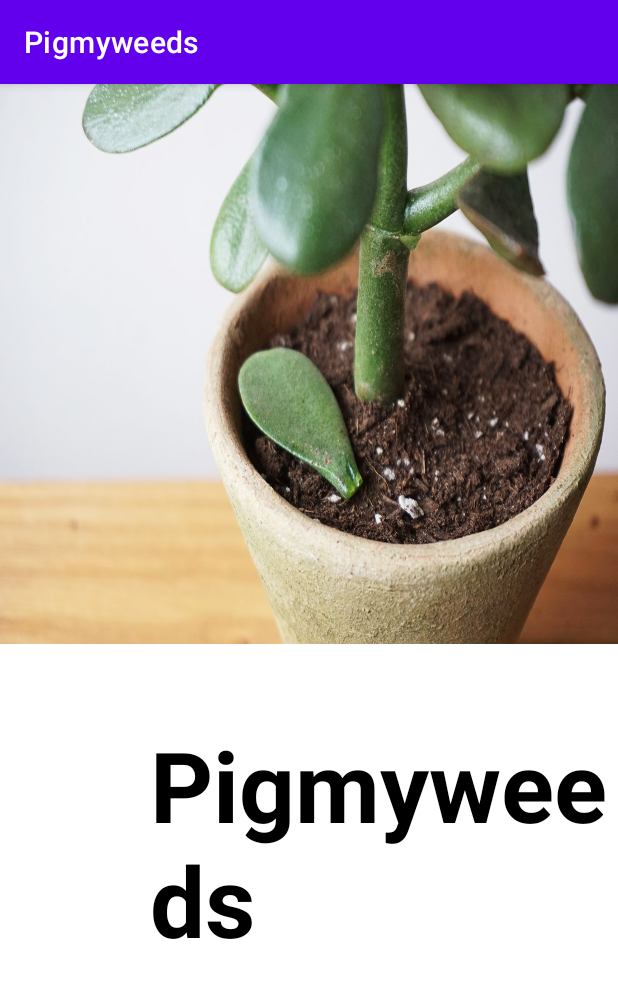
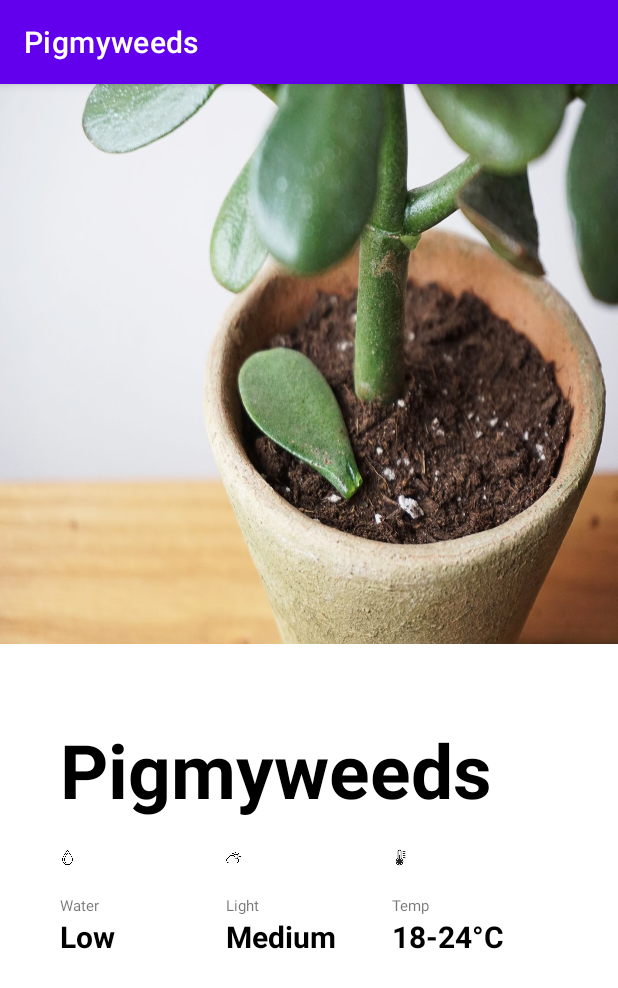
Before and after one commit to imercedeh/MobileNet_P1, an Android app: the screen it shows after launch (MainActivity), on a phone screen of 412 x 824 dp. Shown: the top 988 px of the screen. Run offline under Robolectric (Android 15) with nearby library versions, the phone set to English and light mode, and no system bars.

Commit message:
Add water,weather,temp

```diff
--- a/Pigmyweeds/app/src/main/res/layout/activity_main.xml
+++ b/Pigmyweeds/app/src/main/res/layout/activity_main.xml
@@ -9,23 +9,126 @@
     tools:context=".MainActivity">
 
     <ImageView
-        android:layout_width="match_parent"
+        android:layout_width="wrap_content"
         android:layout_height="373dp"
         android:scaleType="fitXY"
         android:src="@drawable/pic" />
 
     <TextView
-        android:layout_width="match_parent"
+        android:layout_width="wrap_content"
         android:layout_height="wrap_content"
-        android:paddingLeft="100dp"
+        android:paddingLeft="40dp"
+        android:paddingRight="40dp"
         android:paddingTop="50dp"
         android:text="Pigmyweeds"
         android:textColor="@color/black"
-        android:textSize="65dp"
+        android:textSize="50dp"
         android:textStyle="bold"
         app:layout_constraintBottom_toBottomOf="parent"
         app:layout_constraintLeft_toLeftOf="parent"
         app:layout_constraintRight_toRightOf="parent"
         app:layout_constraintTop_toTopOf="parent" />
 
+    <LinearLayout
+        android:layout_width="match_parent"
+        android:layout_height="wrap_content"
+        android:orientation="horizontal"
+        android:weightSum="3"
+        android:paddingLeft="40dp"
+        android:paddingRight="40dp"
+
+        app:layout_constraintBottom_toBottomOf="parent"
+        app:layout_constraintLeft_toLeftOf="parent"
+        app:layout_constraintRight_toRightOf="parent"
+        app:layout_constraintTop_toTopOf="parent">
+
+        <LinearLayout
+            android:layout_width="match_parent"
+            android:layout_height="match_parent"
+            android:orientation="vertical"
+            android:layout_weight="1">
+            <ImageView
+                android:id="@+id/imageButton"
+                android:layout_width="10dp"
+                android:layout_height="50dp"
+                app:srcCompat="@drawable/water" />
+            <TextView
+                android:id="@+id/tableRow"
+                android:layout_width="wrap_content"
+                android:layout_height="wrap_content"
+                android:layout_column="1"
+                android:text="Water"
+                android:textSize="10dp" />
+            <TextView
+                android:text="Low"
+                android:layout_width="wrap_content"
+                android:layout_height="wrap_content"
+                android:textStyle="bold"
+                android:textColor="@color/black"
+                android:textSize="20dp"
+                android:layout_column="1" />
+        </LinearLayout>
+
+
+        <LinearLayout
+            android:layout_width="match_parent"
+            android:layout_height="match_parent"
+            android:orientation="vertical"
+            android:layout_weight="1">
+            <ImageView
+                android:id="@+id/imageButton2"
+                android:layout_width="10dp"
+                android:layout_height="50dp"
+                app:srcCompat="@drawable/weather" />
+            <TextView
+                android:text="Light"
+                android:layout_width="wrap_content"
+                android:layout_height="wrap_content"
+                android:textSize="10dp"/>
+            <TextView
+                android:text="Medium"
+                android:layout_width="wrap_content"
+                android:layout_height="wrap_content"
+                android:textStyle="bold"
+                android:textColor="@color/black"
+                android:textSize="20dp" />
+        </LinearLayout>
+
+
+        <LinearLayout
+
+            android:layout_width="match_parent"
+            android:layout_height="match_parent"
+            android:orientation="vertical"
+            android:layout_weight="1"
+            android:weightSum="3">
+
+            <ImageView
+                android:id="@+id/imageButton3"
+                android:layout_width="11dp"
+                android:layout_height="50dp"
+                android:layout_weight="3"
+                app:srcCompat="@drawable/temp" />
+
+            <TextView
+                android:layout_width="wrap_content"
+                android:layout_height="wrap_content"
+                android:layout_weight="1"
+                android:text="Temp"
+                android:textSize="10dp" />
+
+            <TextView
+                android:layout_width="wrap_content"
+                android:layout_height="wrap_content"
+                android:layout_weight="1"
+                android:text="18-24\u00B0C"
+                android:textColor="@color/black"
+                android:textSize="20dp"
+                android:textStyle="bold" />
+        </LinearLayout>
+
+
+    </LinearLayout>
+
+
 </LinearLayout>
```
Also changed, not shown: Pigmyweeds/app/src/main/res/drawable/temp.png (added), Pigmyweeds/app/src/main/res/drawable/water.png (added), Pigmyweeds/app/src/main/res/drawable/weather.png (added).
